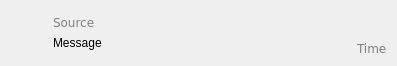
dchapyshev/aspia, file source/common/ui/chat_incoming_message.ui: the form before one commit.
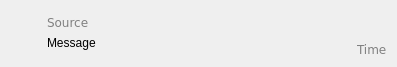
The form after the commit. Icons and pictures are not drawn.

Patch:
```diff
--- a/source/common/ui/chat_incoming_message.ui
+++ b/source/common/ui/chat_incoming_message.ui
@@ -7,7 +7,7 @@
     <x>0</x>
     <y>0</y>
     <width>397</width>
-    <height>66</height>
+    <height>67</height>
    </rect>
   </property>
   <property name="sizePolicy">
@@ -18,7 +18,7 @@
   </property>
   <layout class="QHBoxLayout" name="horizontalLayout_2">
    <property name="leftMargin">
-    <number>6</number>
+    <number>0</number>
    </property>
    <property name="topMargin">
     <number>6</number>
```
